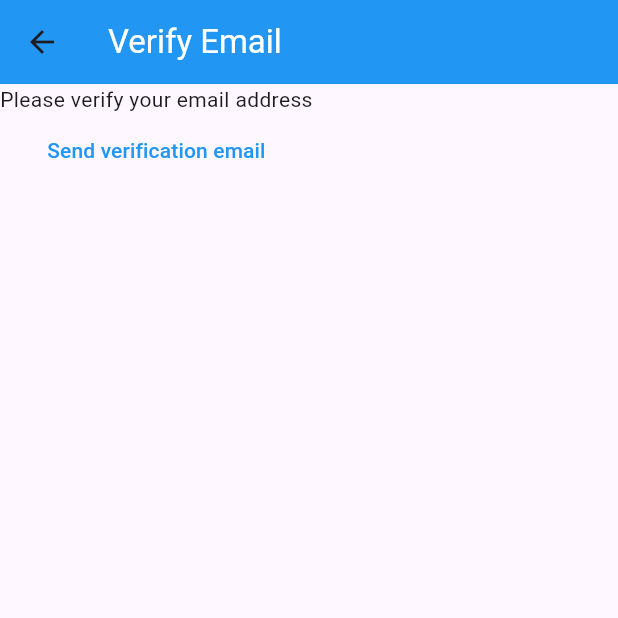
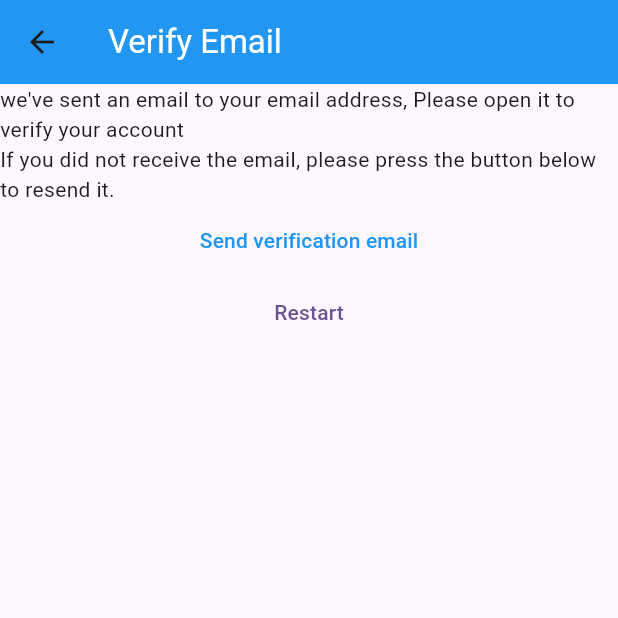
Before and after one commit to evanferrao/mynotes, a Flutter app: the VerifyEmailView screen opened directly, on a phone screen of 412 x 824 dp, the top half of it. Run offline on Flutter 3.47's test engine with Material 3 defaults, Android fonts, the phone set to English and light mode, and no system bars; our stand-ins replace firebase_auth, firebase_core; accounts and stored records are empty.

Commit message:
mynotes: Improve email verification

```diff
--- a/analysis_options.yaml
+++ b/analysis_options.yaml
@@ -7,6 +7,9 @@
 
 # The following line activates a set of recommended lints for Flutter apps,
 # packages, and plugins designed to encourage good coding practices.
+analyzer:
+  errors:
+    use_build_context_synchronously: ignore
 include: package:flutter_lints/flutter.yaml
 
 linter:
--- a/lib/constants/routes.dart
+++ b/lib/constants/routes.dart
@@ -1,3 +1,4 @@
 const loginRoute = '/login/';
 const registerRoute = '/register/';
 const notesRoute = '/notes/';
+const verifyEmailRoute = '/verify-email/';
--- a/lib/main.dart
+++ b/lib/main.dart
@@ -22,6 +22,7 @@ void main() {
         loginRoute: (context) => const LoginView(),
         registerRoute: (context) => const RegisterView(),
         notesRoute: (context) => const NotesView(),
+        verifyEmailRoute: (context) => const VerifyEmailView(),
       },
     ),
   );
--- a/lib/views/verify_email_view.dart
+++ b/lib/views/verify_email_view.dart
@@ -1,5 +1,6 @@
 import 'package:firebase_auth/firebase_auth.dart';
 import 'package:flutter/material.dart';
+import 'package:mynotes/constants/routes.dart';
 
 class VerifyEmailView extends StatefulWidget {
   const VerifyEmailView({super.key});
@@ -18,7 +19,12 @@ class _VerifyEmailViewState extends State<VerifyEmailView> {
           backgroundColor: Colors.blue),
       body: Column(
         children: [
-          const Text('Please verify your email address'),
+          const Text(
+            "we've sent an email to your email address, Please open it to verify your account",
+          ),
+          const Text(
+            'If you did not receive the email, please press the button below to resend it.',
+          ),
           TextButton(
             onPressed: () async {
               final user = FirebaseAuth.instance.currentUser;
@@ -26,7 +32,17 @@ class _VerifyEmailViewState extends State<VerifyEmailView> {
             },
             child: const Text('Send verification email',
                 style: TextStyle(color: Colors.blue)),
-          )
+          ),
+          TextButton(
+            onPressed: () async {
+              await FirebaseAuth.instance.signOut();
+              Navigator.of(context).pushNamedAndRemoveUntil(
+                registerRoute,
+                (route) => false,
+              );
+            },
+            child: const Text('Restart'),
+          ),
         ],
       ),
     );
```
Also changed, not shown: lib/views/register_view.dart (+29 -7 lines).
